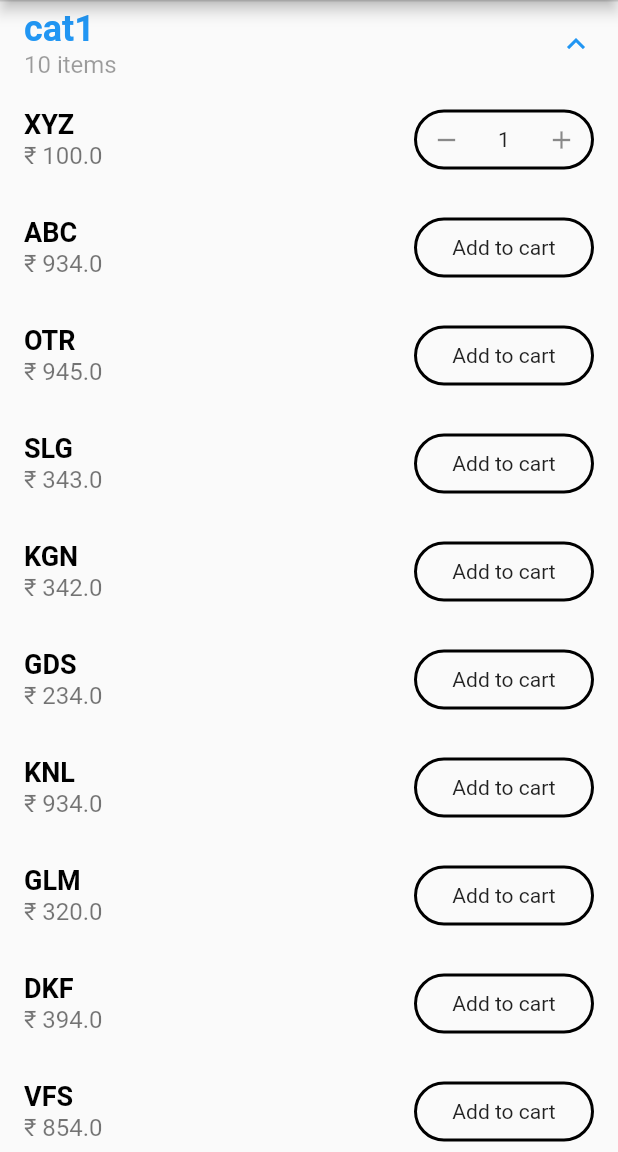
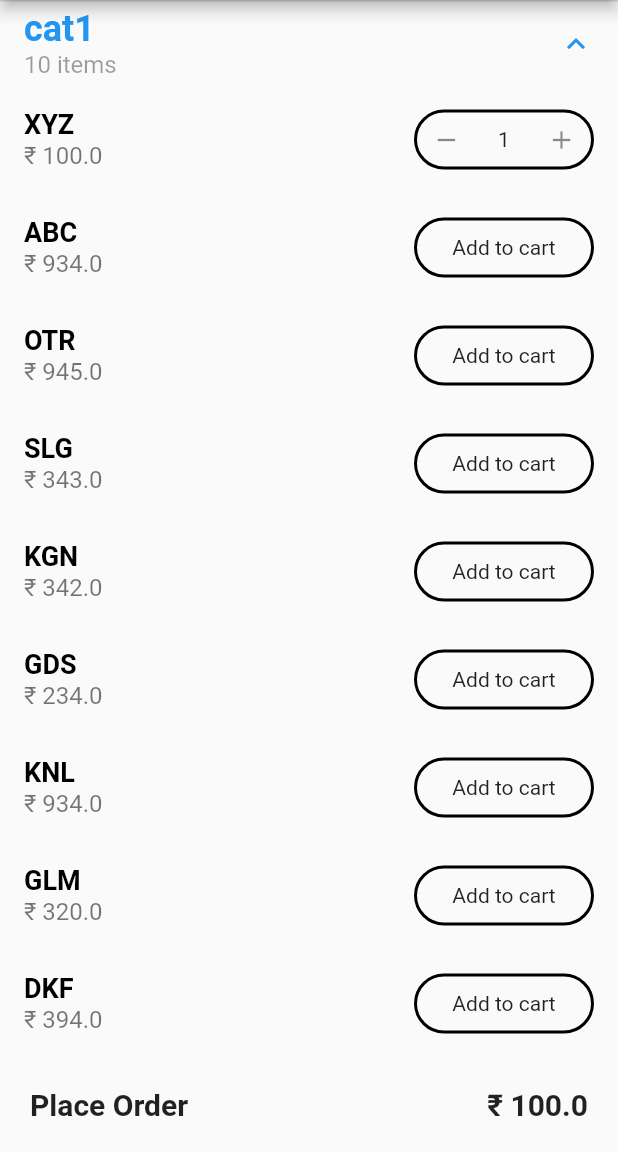
Before and after one commit to tejHackerDEV/tutorbin_restaurant, a Flutter app: the screen it shows after launch, after a tap on "cat1", after a tap on "Add to cart", on a phone screen of 412 x 824 dp, the part 84-1236 px from its top. Run offline on Flutter 3.47's test engine with Material 2 defaults, Android fonts, the phone set to English and light mode, and no system bars; our stand-ins replace get.

Commit message:
ui: Add BottomNavigationBar to show place order widget
Signed-off-by: tejHackerDEV <tejasimha222@gmail.com>

```diff
--- a/lib/controllers/home_controller.dart
+++ b/lib/controllers/home_controller.dart
@@ -10,6 +10,8 @@ class HomeController extends GetxController {
       false.obs; // used to know whether app is requesting data from repo
   RxList<Category> categories = RxList.empty();
 
+  final totalPrice = 0.toDouble().obs;
+
   /// Fetches Menu from the repo
   void fetchMenu() async {
     if (isFetching.isFalse) isFetching.toggle(); // notify data is fetching
@@ -19,12 +21,16 @@ class HomeController extends GetxController {
   }
 
   void addToCart({required int categoryIndex, required int itemIndex}) {
-    categories[categoryIndex].items[itemIndex].count++;
+    final item = categories[categoryIndex].items[itemIndex];
+    totalPrice.value += item.price;
+    item.count++;
     categories.refresh();
   }
 
   void removeFromCart({required int categoryIndex, required int itemIndex}) {
-    categories[categoryIndex].items[itemIndex].count--;
+    final item = categories[categoryIndex].items[itemIndex];
+    totalPrice.value -= item.price;
+    item.count--;
     categories.refresh();
   }
 }
--- a/lib/screens/home_screen.dart
+++ b/lib/screens/home_screen.dart
@@ -1,3 +1,4 @@
+import 'package:flutter/cupertino.dart';
 import 'package:flutter/material.dart';
 import 'package:get/get.dart';
 import 'package:tutorbin_restaurant/controllers/home_controller.dart';
@@ -30,6 +31,34 @@ class HomeScreen extends StatelessWidget {
                 );
         }),
       ),
+      bottomNavigationBar: Obx(() {
+        return Visibility(
+          visible: controller.totalPrice > 0,
+          child: Container(
+            padding: EdgeInsets.symmetric(vertical: 20.0, horizontal: 20.0),
+            child: Row(
+              mainAxisSize: MainAxisSize.max,
+              mainAxisAlignment: MainAxisAlignment.spaceBetween,
+              children: [
+                Text(
+                  Strings.placeOrder,
+                  style: TextStyle(
+                    fontSize: 20.0,
+                    fontWeight: FontWeight.bold,
+                  ),
+                ),
+                Text(
+                  '${Strings.rupeesSymbol} ${controller.totalPrice}',
+                  style: TextStyle(
+                    fontSize: 20.0,
+                    fontWeight: FontWeight.bold,
+                  ),
+                )
+              ],
+            ),
+          ),
+        );
+      }),
     );
   }
 
@@ -75,7 +104,7 @@ class HomeScreen extends StatelessWidget {
                 ),
               ),
               subtitle: Text(
-                '₹ ${item.price.toString()}',
+                '${Strings.rupeesSymbol} ${item.price.toString()}',
                 style: TextStyle(
                   fontSize: 16.0,
                 ),
--- a/lib/utils/Strings.dart
+++ b/lib/utils/Strings.dart
@@ -1,4 +1,6 @@
 class Strings {
   static const appName = 'Tutorbin Restaurant';
   static const add = 'Add to cart';
+  static const placeOrder = 'Place Order';
+  static const rupeesSymbol = '₹';
 }
```
